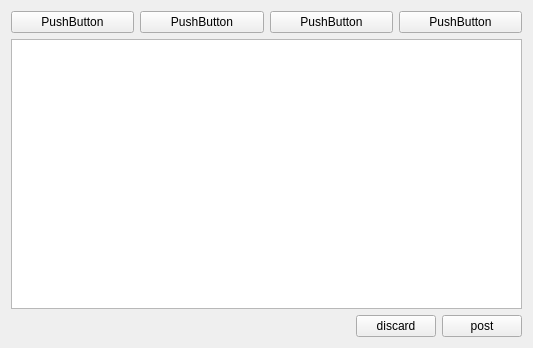
This is postwindow.ui in kazak1377/QDiary as Qt 5 draws it before an edit. The edited form follows.
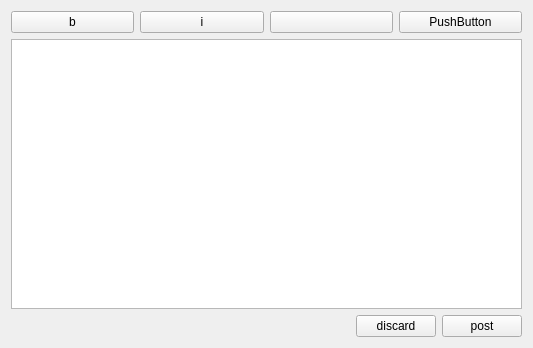
This is the edited form.

Diff of the .ui file:
```diff
--- a/postwindow.ui
+++ b/postwindow.ui
@@ -31,22 +31,25 @@
       </property>
       <item>
        <widget class="QPushButton" name="pushButton_6">
+        <property name="styleSheet">
+         <string notr="true"/>
+        </property>
         <property name="text">
-         <string>PushButton</string>
+         <string>b</string>
         </property>
        </widget>
       </item>
       <item>
        <widget class="QPushButton" name="pushButton_3">
         <property name="text">
-         <string>PushButton</string>
+         <string>i</string>
         </property>
        </widget>
       </item>
       <item>
        <widget class="QPushButton" name="pushButton_4">
         <property name="text">
-         <string>PushButton</string>
+         <string/>
         </property>
        </widget>
       </item>
```
Left out of the diff: 2 changed lines with no effect on the pictures.
